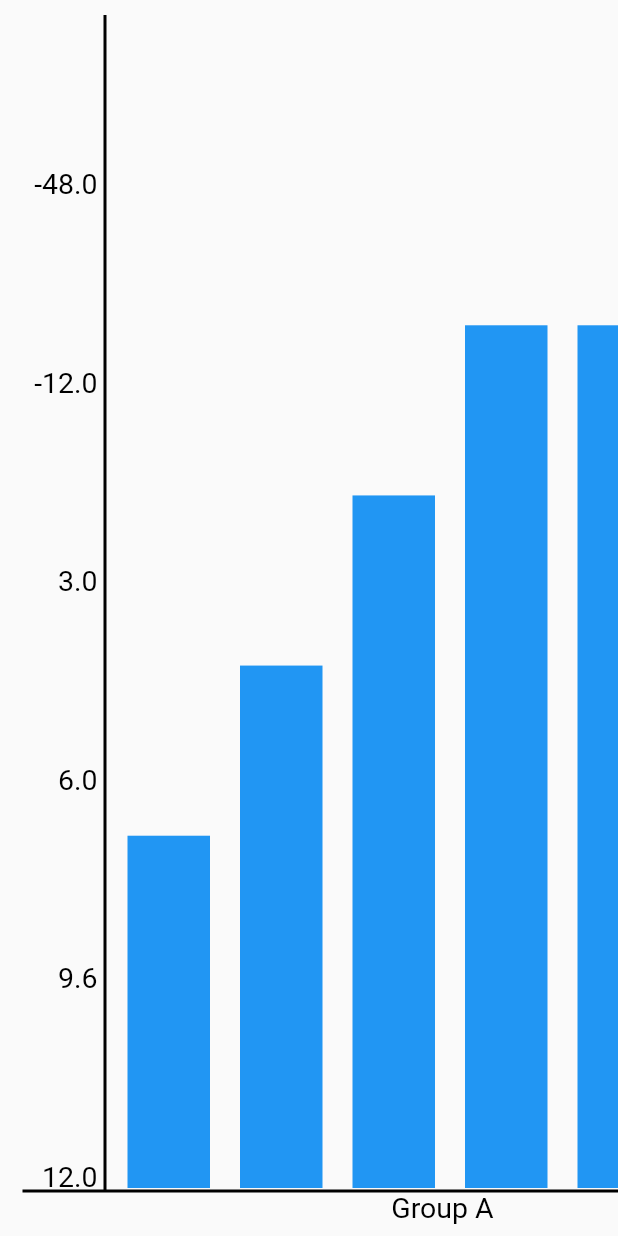
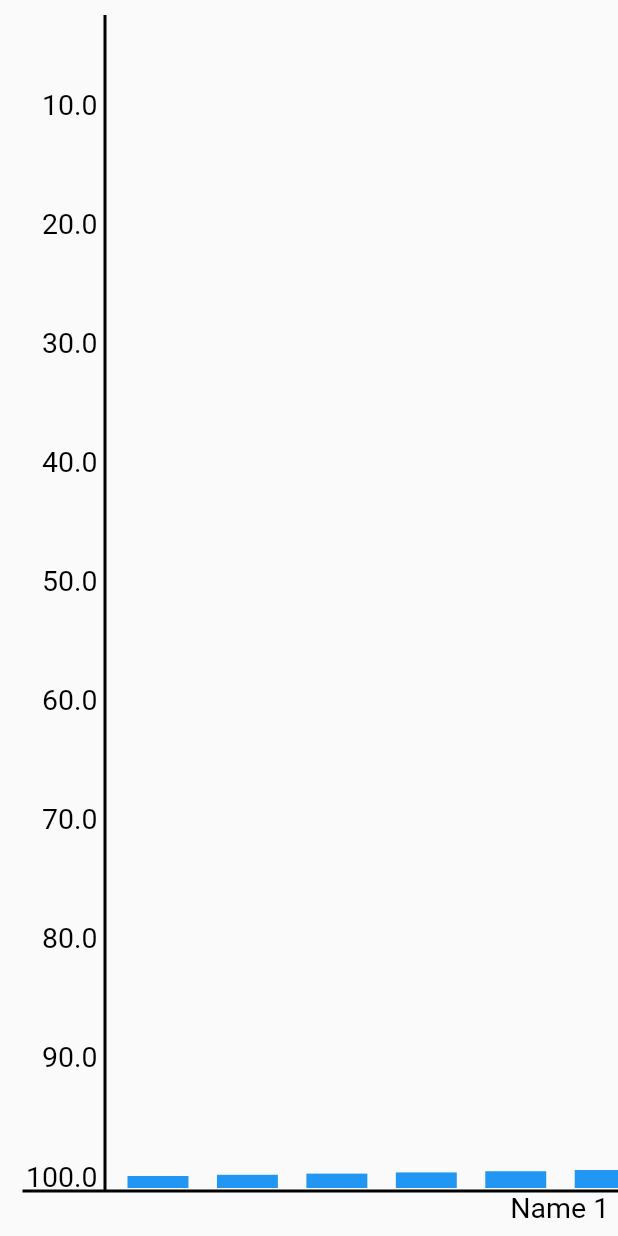
Before and after one commit to MohanmanuPaccore/FlutterCharts, a Flutter app: the screen it shows after launch, after a tap on "Group Bar Chart", on a phone screen of 412 x 824 dp. Run offline on Flutter 3.47's test engine with Material 2 defaults, Android fonts, the phone set to English and light mode, and no system bars.

Commit message:
resolving of total items issue

```diff
--- a/custombarcharts/lib/test_barchart/screen/bar_chart_test_api.dart
+++ b/custombarcharts/lib/test_barchart/screen/bar_chart_test_api.dart
@@ -1,6 +1,7 @@
 import 'package:custombarcharts/test_barchart/screen/test_screens.dart/bar_chart_test1.dart';
 import 'package:custombarcharts/test_barchart/screen/test_screens.dart/bar_chart_test2.dart';
 import 'package:custombarcharts/test_barchart/screen/test_screens.dart/group_barchart_test.dart';
+import 'package:custombarcharts/test_barchart/screen/test_screens_with_scroll/group_custom_bar.dart';
 import 'package:flutter/material.dart';
 
 class BarchartTestApi extends StatefulWidget {
@@ -35,7 +36,7 @@ class _BarchartTestApiState extends State<BarchartTestApi> {
           SizedBox(height: 30,),
                button('Group Bar Chart',
           (){
-            Navigator.push(context, MaterialPageRoute(builder: (context)=> GroupBarChartTest()));
+            Navigator.push(context, MaterialPageRoute(builder: (context)=> GroupCustomBarCharts()));
           }
 
           ),
--- a/custombarcharts/lib/test_barchart/screen/group_bar_painter.dart
+++ b/custombarcharts/lib/test_barchart/screen/group_bar_painter.dart
@@ -136,10 +136,14 @@ for (int groupIndex = 0; groupIndex <= maxBarsInGroup; groupIndex++) {
         Offset(rightWithPadding, bottomWithPadding),
       );
       final paint = Paint()..color = Colors.blue;
-      currentX += barWidth;
+      currentX += barWidth-1;
       canvas.drawRect(rect, paint);
     }
-currentX += groupSpacing! + (barWidth * getBarListLength - barWidth);  }
+// currentX += groupSpacing! + (barWidth * groupData!.length*0.15 - barWidth*4);
+    currentX += groupSpacing!;
+
+    // debugPrint('currentX: ----------------------------------------------:$currentX');
+  }
 }  @override
   bool shouldRepaint(CustomPainter oldDelegate) {
     return false;
--- /dev/null
+++ b/custombarcharts/lib/test_barchart/screen/test_screens_with_scroll/group_custom_bar.dart
@@ -0,0 +1,175 @@
+import 'dart:math';
+
+import 'package:custombarcharts/test_barchart/screen/group_bar_painter.dart';
+import 'package:flutter/material.dart';
+
+class GroupCustomBarCharts extends StatefulWidget {
+  const GroupCustomBarCharts({super.key});
+
+  @override
+  State<GroupCustomBarCharts> createState() => _GroupCustomBarChartsTestState();
+}
+
+class _GroupCustomBarChartsTestState extends State<GroupCustomBarCharts> {
+  final List<double> data =
+      List.generate(50, (index) => Random().nextDouble() * 1000);
+
+  double barwidth = 100;
+  double groupSpacing = 300;
+
+  //Group of bars
+  List<List<double>> groupData1 = [
+    [20.0, 30.0, 40.0, 50.0, 50.0, 70.0],
+    [10.0, 25.0, 35.0, 50, 70],
+    [15.0, 35.0, 45.0, 10],
+    [15.0, 35.0, 45.0, 20],
+    [
+      15.0,
+      35.0,
+    ],
+    [
+      15.0,
+    ],
+    [15.0, 35.0, 45.0],
+    [15.0, 35.0, 45.0],
+    [15.0, 35.0, 45.0],
+    [15.0, 35.0, 45.0],
+    [15.0, 35.0, 45.0],
+    [15.0, 35.0, 45.0],
+    [15.0, 35.0, 45.0],
+    [15.0, 35.0, 45.0],
+    [15.0, 35.0, 45.0],
+    [15.0, 35.0, 45.0],
+    [15.0, 35.0, 45.0],
+    [15.0, 35.0, 45.0],
+    [15.0, 35.0, 45.0],
+    [15.0, 35.0, 45.0],
+    [15.0, 35.0, 45.0],
+    [15.0, 35.0, 45.0],
+    [15.0, 35.0, 45.0],
+    [15.0, 35.0, 45.0],
+    [15.0, 35.0, 45.0],
+    [15.0, 35.0, 45.0],
+    [15.0, 35.0, 45.0],
+    [15.0, 35.0, 45.0],
+    [15.0, 35.0, 45.0],
+    [15.0, 35.0, 45.0],
+    [15.0, 35.0, 45.0],
+    [15.0, 35.0, 45.0],
+    [15.0, 35.0, 45.0],
+    [15.0, 35.0, 45.0],
+    [15.0, 35.0, 45.0],
+    [15.0, 35.0, 45.0],
+    [15.0, 35.0, 45.0],
+    [15.0, 35.0, 45.0],
+  ]; // Category B
+
+  List<List<double>> groupData = List.generate(100, (index) {
+    List<double> innerList = List.generate(10, (innerIndex) {
+      return (index * 10 + innerIndex).toDouble();
+    });
+    return innerList;
+  });
+  List<String> labels = List.generate(100, (index) {
+    return 'Name ${index+1}'; // Generate names with an index, e.g., "Name 0", "Name 1", ...
+  });
+  List<String> labels1 = [
+    'Group A',
+    'Group B',
+    'Group C',
+    'Group D',
+    'Group E',
+    'Group F',
+    'Group G',
+    'Group H',
+    'Group i',
+    'Group j',
+    'Group k',
+    'Group l',
+    'Group m',
+    'Group n',
+    'Group o',
+    'Group p',
+    'Group Q',
+    'Group R',
+    'Group S',
+    'Group T',
+    'Group U',
+    'Group V',
+    'Group W',
+    'Group X',
+    'Group Y',
+    'Group Z',
+    'Group 1',
+    'Group 2',
+    'Group 3',
+    'Group 4',
+    'Group 5',
+    'Group 6',
+    'Group 7',
+    'Group 8',
+    'Group 9',
+    'Group 10',
+    'Group 11',
+    'Group 12',
+  ];
+
+  var barsLength = 0;
+  var lastIndexLength = 0;
+  @override
+  void initState() {
+    // TODO: implement initState
+    for (int i = 0; i < groupData.length; i++) {
+      barsLength += groupData[i].length;
+      if(i == groupData.last.length){
+        lastIndexLength = groupData[i].length;
+        debugPrint('lastIndexLength ----------------------------:$lastIndexLength');
+      }
+    }
+
+    super.initState();
+  }
+
+  @override
+  Widget build(BuildContext context) {
+    return Scaffold(
+      body: SafeArea(child: LayoutBuilder(builder: (context, constraints) {
+        final chartWidth = max(60.0 * data.length,
+            constraints.maxWidth); // Ensure a minimum bar width of 50
+        final chartHeight = constraints.maxHeight;
+
+        return Stack(
+          children: <Widget>[
+            // CustomPaint(
+            //   size: Size(barwidth * 10 + groupData.length * 100, chartHeight),
+            //   painter: GroupedBarChartPainter(
+            //     groupData: groupData,
+            //     groupLabels: labels,
+            //   ),
+            // ),
+            SingleChildScrollView(
+              scrollDirection: Axis.horizontal,
+              //Single bar Items
+              // child: CustomPaint(
+              //   size: Size(chartWidth, chartHeight),
+              //   painter: BarChartPainter(data),
+              // ),
+              child: CustomPaint(
+                size: Size(
+                    ((barwidth * 0.5) * (barsLength+1) +
+                        (groupData.length) * groupSpacing +
+                        barwidth * groupData.length / 2)+(100*(barwidth * 0.5)),
+                    chartHeight),
+                painter: GroupedBarChartPainter(
+                    groupData: groupData,
+                    groupLabels: labels,
+                    minimumBarWidth: barwidth / 4,
+                    groupSpacing: groupSpacing),
+              ),
+            ),
+          ],
+        );
+      })),
+    );
+  }
+}
```
Also changed, not shown: custombarcharts/pubspec.lock.
